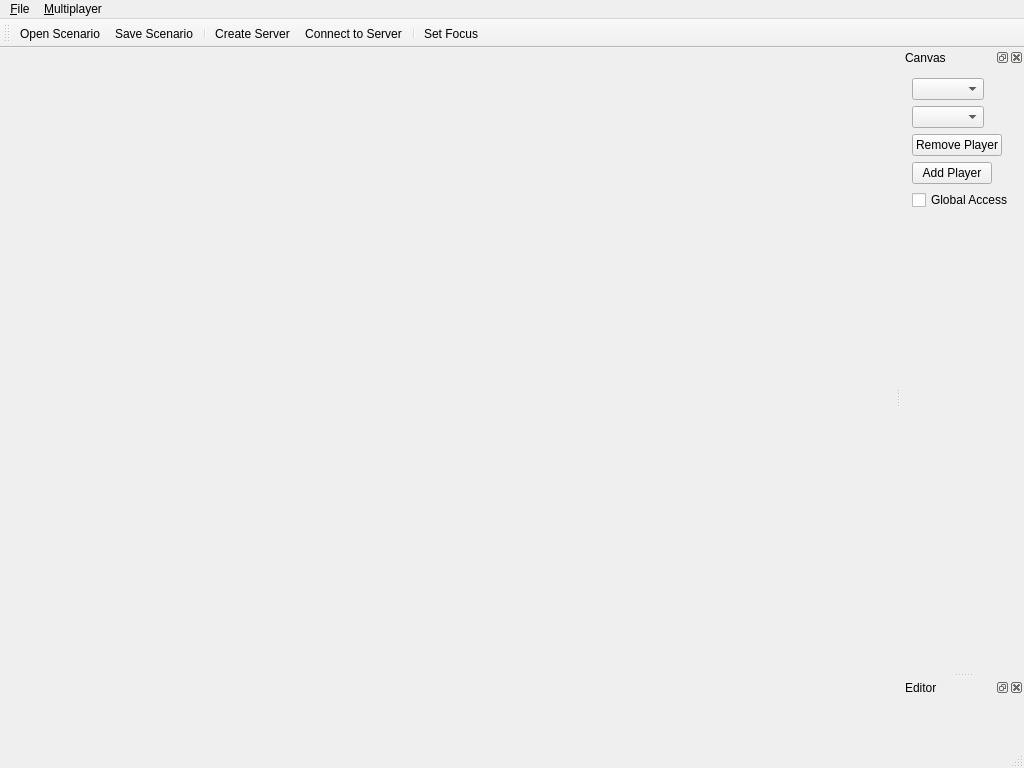
First picture: the form in mainwindow.ui, repository vos/planetattack, before the edit.
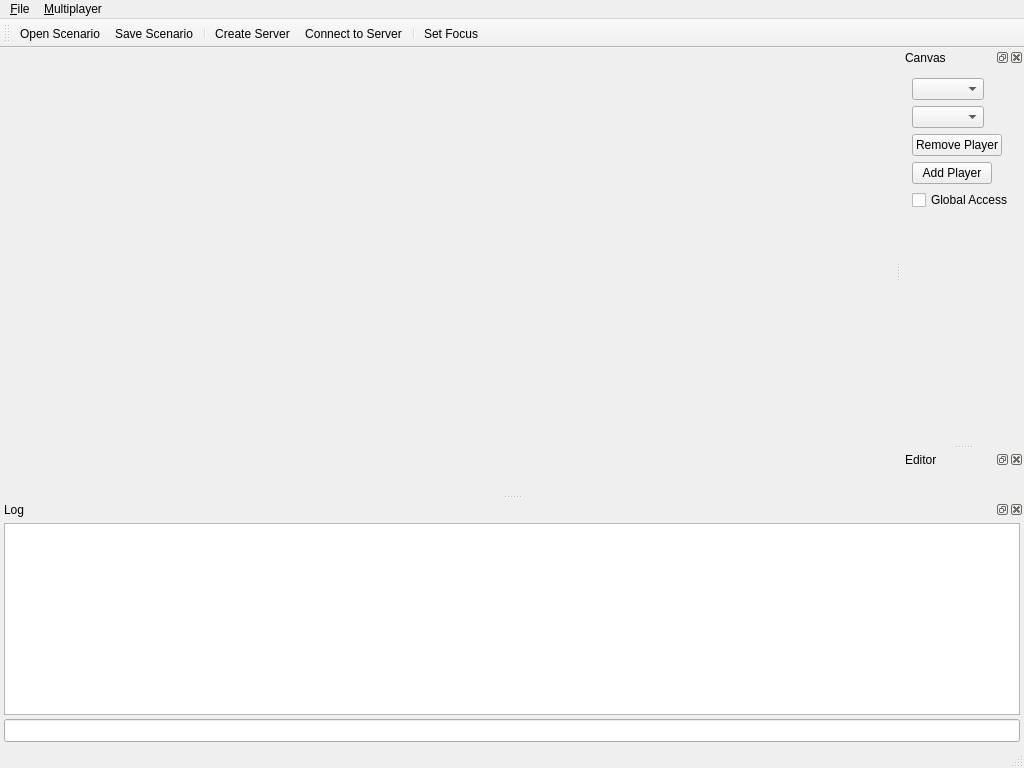
Second picture: the form after the edit.

Commit message: log view and multiplayer chat

```diff
--- a/mainwindow.ui
+++ b/mainwindow.ui
@@ -112,6 +112,47 @@
    </attribute>
    <widget class="QWidget" name="editorWidget"/>
   </widget>
+  <widget class="QDockWidget" name="logDockWidget">
+   <property name="windowTitle">
+    <string>Log</string>
+   </property>
+   <attribute name="dockWidgetArea">
+    <number>8</number>
+   </attribute>
+   <widget class="QWidget" name="logWidget">
+    <layout class="QVBoxLayout" name="verticalLayout">
+     <property name="spacing">
+      <number>4</number>
+     </property>
+     <property name="margin">
+      <number>4</number>
+     </property>
+     <item>
+      <widget class="QPlainTextEdit" name="logView">
+       <property name="font">
+        <font>
+         <family>Courier</family>
+         <pointsize>10</pointsize>
+        </font>
+       </property>
+       <property name="readOnly">
+        <bool>true</bool>
+       </property>
+      </widget>
+     </item>
+     <item>
+      <widget class="QLineEdit" name="inputLineEdit">
+       <property name="font">
+        <font>
+         <family>Courier</family>
+         <pointsize>10</pointsize>
+        </font>
+       </property>
+      </widget>
+     </item>
+    </layout>
+   </widget>
+  </widget>
   <action name="action_setFocus">
    <property name="text">
     <string>Set Focus</string>
```
The commit also changes 12 other files.
